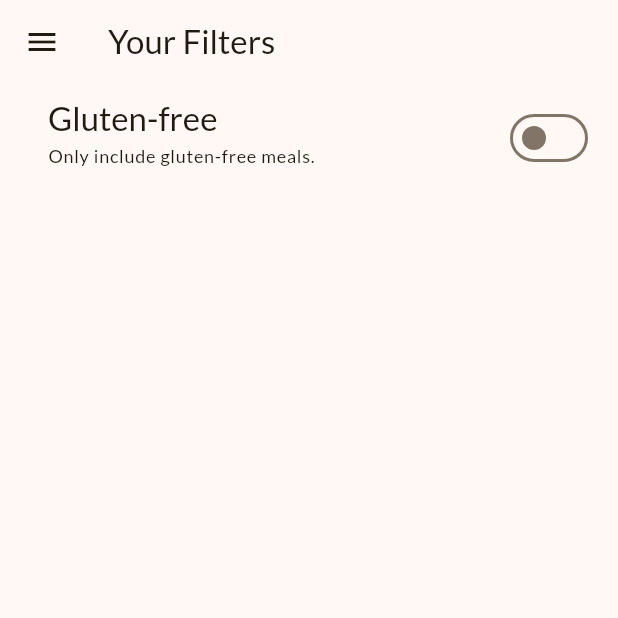
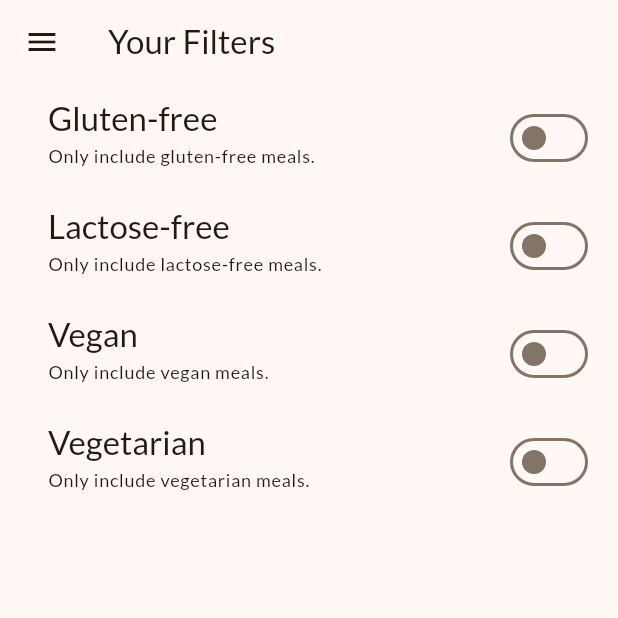
Before and after one commit to lcd11001/flutter-meals, a Flutter app: the FiltersScreen screen opened directly, on a phone screen of 412 x 824 dp, the top half of it. Run offline on Flutter 3.47's test engine with Material 3 defaults, Android fonts, the phone set to English and light mode, and no system bars; our stand-ins replace cached_network_image, google_fonts, transparent_image.

Commit message:
+ add more filters

```diff
--- a/lib/screens/filters_screen.dart
+++ b/lib/screens/filters_screen.dart
@@ -12,10 +12,31 @@ class FiltersScreen extends StatefulWidget {
 
 class _FiltersScreenState extends State<FiltersScreen> {
   bool _glutenFree = false;
+  bool _lactoseFree = false;
+  bool _vegetarian = false;
+  bool _vegan = false;
 
   void _setGlutenFree(bool isChecked) {
     setState(() {
       _glutenFree = isChecked;
+    });
+  }
+
+  void _setLactoseFree(bool isChecked) {
+    setState(() {
+      _lactoseFree = isChecked;
+    });
+  }
+
+  void _setVegetarian(bool isChecked) {
+    setState(() {
+      _vegetarian = isChecked;
+    });
+  }
+
+  void _setVegan(bool isChecked) {
+    setState(() {
+      _vegan = isChecked;
     });
   }
 
@@ -36,6 +57,24 @@ class _FiltersScreenState extends State<FiltersScreen> {
             title: "Gluten-free",
             subtitle: "Only include gluten-free meals.",
           ),
+          FilterItem(
+            isChecked: _lactoseFree,
+            onChanged: _setLactoseFree,
+            title: "Lactose-free",
+            subtitle: "Only include lactose-free meals.",
+          ),
+          FilterItem(
+            isChecked: _vegan,
+            onChanged: _setVegan,
+            title: "Vegan",
+            subtitle: "Only include vegan meals.",
+          ),
+          FilterItem(
+            isChecked: _vegetarian,
+            onChanged: _setVegetarian,
+            title: "Vegetarian",
+            subtitle: "Only include vegetarian meals.",
+          ),
         ],
       ),
     );
```
